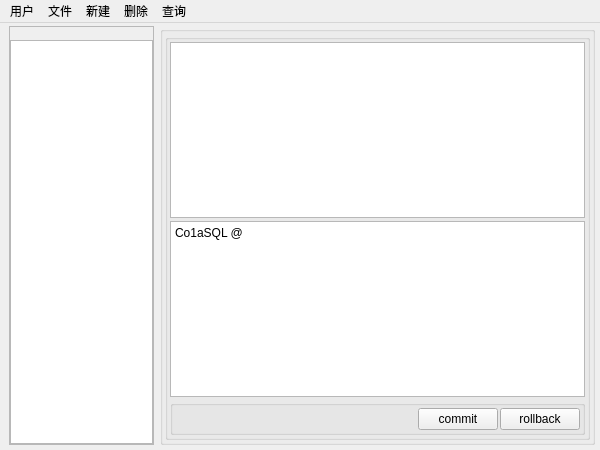
Qt form gui/ColaSqlGui/ui/mainwindow.ui (YXHXianYu/2023-BJTU-DBMS-Project) before a commit.
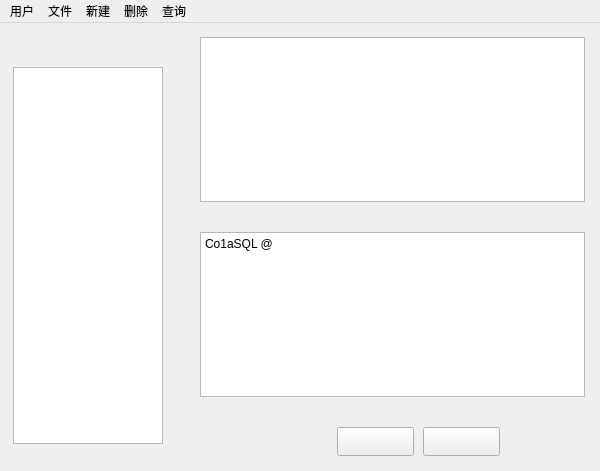
The same form after that commit. Icons and pictures are not drawn.

Patch:
```diff
--- a/gui/ColaSqlGui/ui/mainwindow.ui
+++ b/gui/ColaSqlGui/ui/mainwindow.ui
@@ -7,210 +7,114 @@
     <x>0</x>
     <y>0</y>
     <width>600</width>
-    <height>450</height>
+    <height>471</height>
    </rect>
   </property>
   <property name="minimumSize">
    <size>
     <width>600</width>
-    <height>450</height>
+    <height>471</height>
    </size>
   </property>
   <property name="maximumSize">
    <size>
     <width>600</width>
-    <height>450</height>
+    <height>471</height>
    </size>
   </property>
   <property name="windowTitle">
    <string>MainWindow</string>
   </property>
+  <property name="styleSheet">
+   <string notr="true"/>
+  </property>
   <widget class="QWidget" name="centralwidget">
-   <layout class="QGridLayout" name="gridLayout_3" columnstretch="1,3">
-    <property name="leftMargin">
-     <number>9</number>
+   <property name="styleSheet">
+    <string notr="true">#centralwidget{border-image: url(:/images/main/main-bg.png)}</string>
+   </property>
+   <widget class="QTreeView" name="treeView">
+    <property name="geometry">
+     <rect>
+      <x>13</x>
+      <y>44</y>
+      <width>150</width>
+      <height>377</height>
+     </rect>
     </property>
-    <property name="topMargin">
-     <number>3</number>
+    <property name="editTriggers">
+     <set>QAbstractItemView::NoEditTriggers</set>
     </property>
-    <property name="rightMargin">
-     <number>5</number>
+   </widget>
+   <widget class="QPushButton" name="btn_commit">
+    <property name="geometry">
+     <rect>
+      <x>337</x>
+      <y>404</y>
+      <width>77</width>
+      <height>29</height>
+     </rect>
     </property>
-    <property name="bottomMargin">
-     <number>5</number>
+    <property name="styleSheet">
+     <string notr="true">QPushButton#btn_commit{border-image: url(:/images/main/tijiao-1.png)}
+QPushButton::pressed#btn_commit{border-image: url(:/images/main/tijiao-2.png)}
+</string>
     </property>
-    <item row="0" column="0">
-     <widget class="QFrame" name="frame">
-      <property name="frameShape">
-       <enum>QFrame::StyledPanel</enum>
-      </property>
-      <property name="frameShadow">
-       <enum>QFrame::Raised</enum>
-      </property>
-      <layout class="QGridLayout" name="gridLayout_5" rowstretch="1,30">
-       <property name="leftMargin">
-        <number>0</number>
-       </property>
-       <property name="topMargin">
-        <number>0</number>
-       </property>
-       <property name="rightMargin">
-        <number>0</number>
-       </property>
-       <property name="bottomMargin">
-        <number>0</number>
-       </property>
-       <property name="spacing">
-        <number>0</number>
-       </property>
-       <item row="0" column="0">
-        <spacer name="verticalSpacer">
-         <property name="orientation">
-          <enum>Qt::Vertical</enum>
-         </property>
-         <property name="sizeHint" stdset="0">
-          <size>
-           <width>20</width>
-           <height>40</height>
-          </size>
-         </property>
-        </spacer>
-       </item>
-       <item row="1" column="0">
-        <widget class="QTreeView" name="treeView">
-         <property name="editTriggers">
-          <set>QAbstractItemView::NoEditTriggers</set>
-         </property>
-        </widget>
-       </item>
-      </layout>
-     </widget>
-    </item>
-    <item row="0" column="1">
-     <widget class="QGroupBox" name="groupBox_2">
-      <property name="title">
-       <string/>
-      </property>
-      <layout class="QGridLayout" name="gridLayout_2" rowstretch="5">
-       <property name="leftMargin">
-        <number>2</number>
-       </property>
-       <property name="topMargin">
-        <number>2</number>
-       </property>
-       <property name="rightMargin">
-        <number>2</number>
-       </property>
-       <property name="bottomMargin">
-        <number>2</number>
-       </property>
-       <property name="spacing">
-        <number>2</number>
-       </property>
-       <item row="0" column="1">
-        <widget class="QGroupBox" name="groupBox">
-         <property name="title">
-          <string/>
-         </property>
-         <layout class="QGridLayout" name="gridLayout">
-          <property name="leftMargin">
-           <number>2</number>
-          </property>
-          <property name="topMargin">
-           <number>2</number>
-          </property>
-          <property name="rightMargin">
-           <number>2</number>
-          </property>
-          <property name="bottomMargin">
-           <number>2</number>
-          </property>
-          <property name="horizontalSpacing">
-           <number>2</number>
-          </property>
-          <property name="verticalSpacing">
-           <number>3</number>
-          </property>
-          <item row="0" column="1">
-           <widget class="QTableView" name="tableView"/>
-          </item>
-          <item row="2" column="1">
-           <widget class="QTextEdit" name="textEdit_code">
-            <property name="font">
-             <font>
-              <pointsize>9</pointsize>
-             </font>
-            </property>
-            <property name="mouseTracking">
-             <bool>true</bool>
-            </property>
-            <property name="html">
-             <string>&lt;!DOCTYPE HTML PUBLIC &quot;-//W3C//DTD HTML 4.0//EN&quot; &quot;http://www.w3.org/TR/REC-html40/strict.dtd&quot;&gt;
+    <property name="text">
+     <string/>
+    </property>
+   </widget>
+   <widget class="QPushButton" name="btn_rollback">
+    <property name="geometry">
+     <rect>
+      <x>423</x>
+      <y>404</y>
+      <width>77</width>
+      <height>29</height>
+     </rect>
+    </property>
+    <property name="styleSheet">
+     <string notr="true">QPushButton#btn_rollback{border-image: url(:/images/main/huitui-1.png)}
+QPushButton::pressed#btn_rollback{border-image: url(:/images/main/huitui-2.png)}</string>
+    </property>
+    <property name="text">
+     <string/>
+    </property>
+   </widget>
+   <widget class="QTableView" name="tableView">
+    <property name="geometry">
+     <rect>
+      <x>200</x>
+      <y>14</y>
+      <width>385</width>
+      <height>165</height>
+     </rect>
+    </property>
+   </widget>
+   <widget class="QTextEdit" name="textEdit_code">
+    <property name="geometry">
+     <rect>
+      <x>200</x>
+      <y>209</y>
+      <width>385</width>
+      <height>165</height>
+     </rect>
+    </property>
+    <property name="font">
+     <font>
+      <pointsize>9</pointsize>
+     </font>
+    </property>
+    <property name="mouseTracking">
+     <bool>true</bool>
+    </property>
+    <property name="html">
+     <string>&lt;!DOCTYPE HTML PUBLIC &quot;-//W3C//DTD HTML 4.0//EN&quot; &quot;http://www.w3.org/TR/REC-html40/strict.dtd&quot;&gt;
 &lt;html&gt;&lt;head&gt;&lt;meta name=&quot;qrichtext&quot; content=&quot;1&quot; /&gt;&lt;style type=&quot;text/css&quot;&gt;
 p, li { white-space: pre-wrap; }
 &lt;/style&gt;&lt;/head&gt;&lt;body style=&quot; font-family:'SimSun'; font-size:9pt; font-weight:400; font-style:normal;&quot;&gt;
 &lt;p style=&quot; margin-top:0px; margin-bottom:0px; margin-left:0px; margin-right:0px; -qt-block-indent:0; text-indent:0px;&quot;&gt;Co1aSQL @ &lt;/p&gt;&lt;/body&gt;&lt;/html&gt;</string>
-            </property>
-           </widget>
-          </item>
-          <item row="3" column="1">
-           <widget class="QGroupBox" name="groupBox_3">
-            <property name="title">
-             <string/>
-            </property>
-            <layout class="QGridLayout" name="gridLayout_4">
-             <property name="leftMargin">
-              <number>2</number>
-             </property>
-             <property name="topMargin">
-              <number>2</number>
-             </property>
-             <property name="rightMargin">
-              <number>2</number>
-             </property>
-             <property name="bottomMargin">
-              <number>2</number>
-             </property>
-             <property name="spacing">
-              <number>2</number>
-             </property>
-             <item row="0" column="1">
-              <widget class="QPushButton" name="btn_commit">
-               <property name="text">
-                <string>commit</string>
-               </property>
-              </widget>
-             </item>
-             <item row="0" column="2">
-              <widget class="QPushButton" name="btn_rollback">
-               <property name="text">
-                <string>rollback</string>
-               </property>
-              </widget>
-             </item>
-             <item row="0" column="0">
-              <spacer name="horizontalSpacer">
-               <property name="orientation">
-                <enum>Qt::Horizontal</enum>
-               </property>
-               <property name="sizeHint" stdset="0">
-                <size>
-                 <width>40</width>
-                 <height>20</height>
-                </size>
-               </property>
-              </spacer>
-             </item>
-            </layout>
-           </widget>
-          </item>
-         </layout>
-        </widget>
-       </item>
-      </layout>
-     </widget>
-    </item>
-   </layout>
+    </property>
+   </widget>
   </widget>
   <widget class="QMenuBar" name="menuBar">
    <property name="geometry">
```
